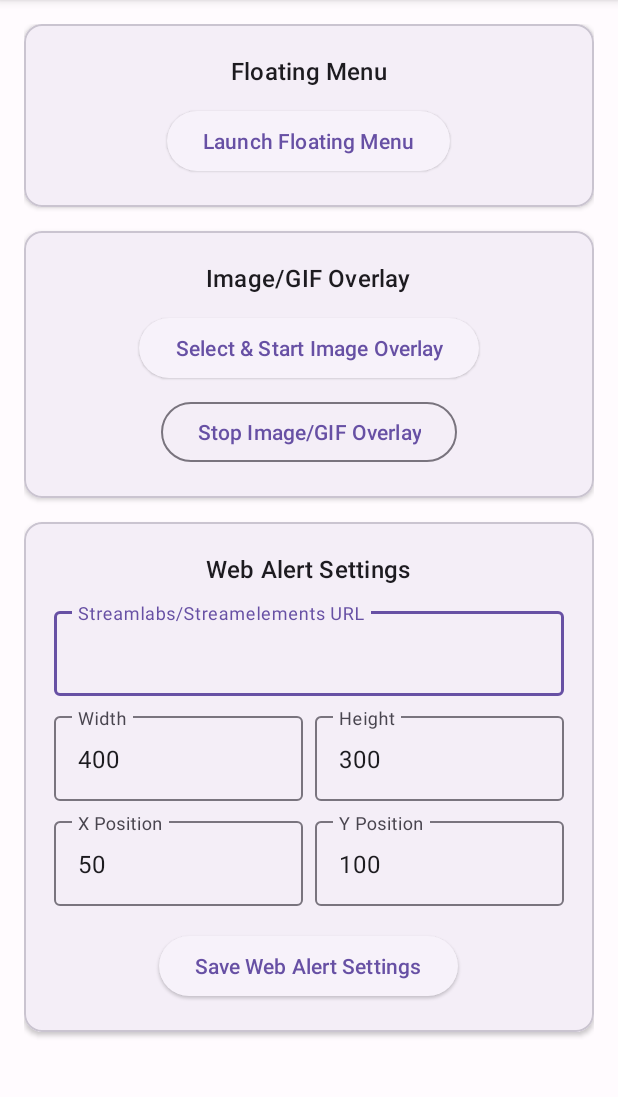
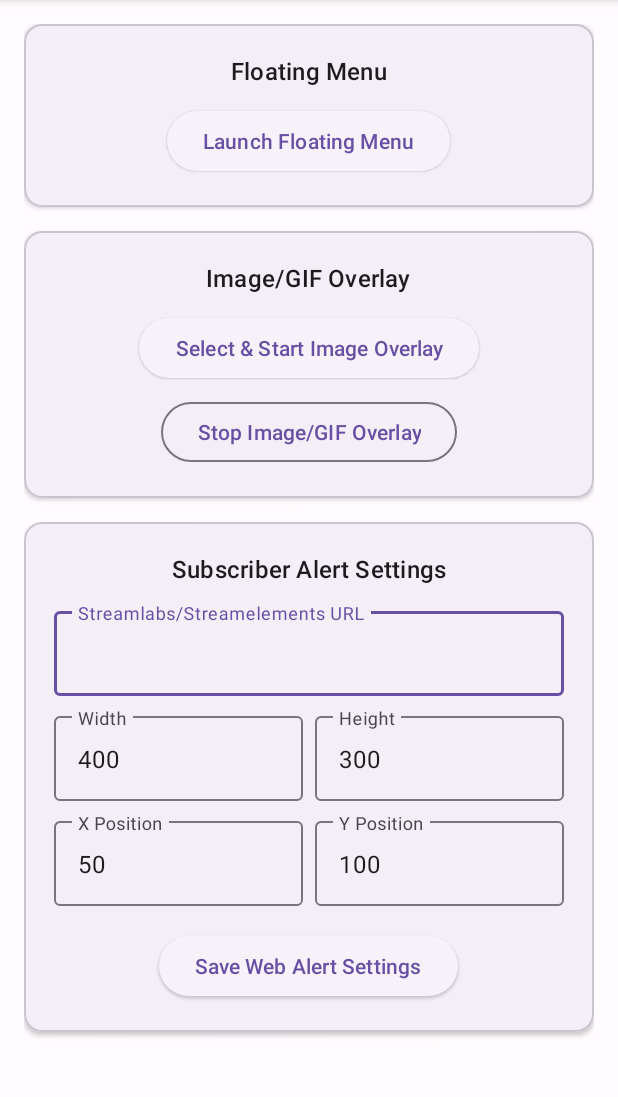
Before and after one commit to UpendraNishad/FauL_UppU_YT, an Android app: the screen it shows after launch (MainActivity), on a phone screen of 412 x 824 dp, the part 96-1193 px from its top. Run offline under Robolectric (Android 15) with nearby library versions, the phone set to English and light mode, and no system bars.

```diff
--- a/app/src/main/res/layout/activity_main.xml
+++ b/app/src/main/res/layout/activity_main.xml
@@ -107,7 +107,7 @@
                     <TextView
                         android:layout_width="wrap_content"
                         android:layout_height="wrap_content"
-                        android:text="Web Alert Settings"
+                        android:text="Subscriber Alert Settings"
                         android:layout_marginBottom="12dp"
                         android:textAppearance="?attr/textAppearanceTitleMedium"/>
 
```
